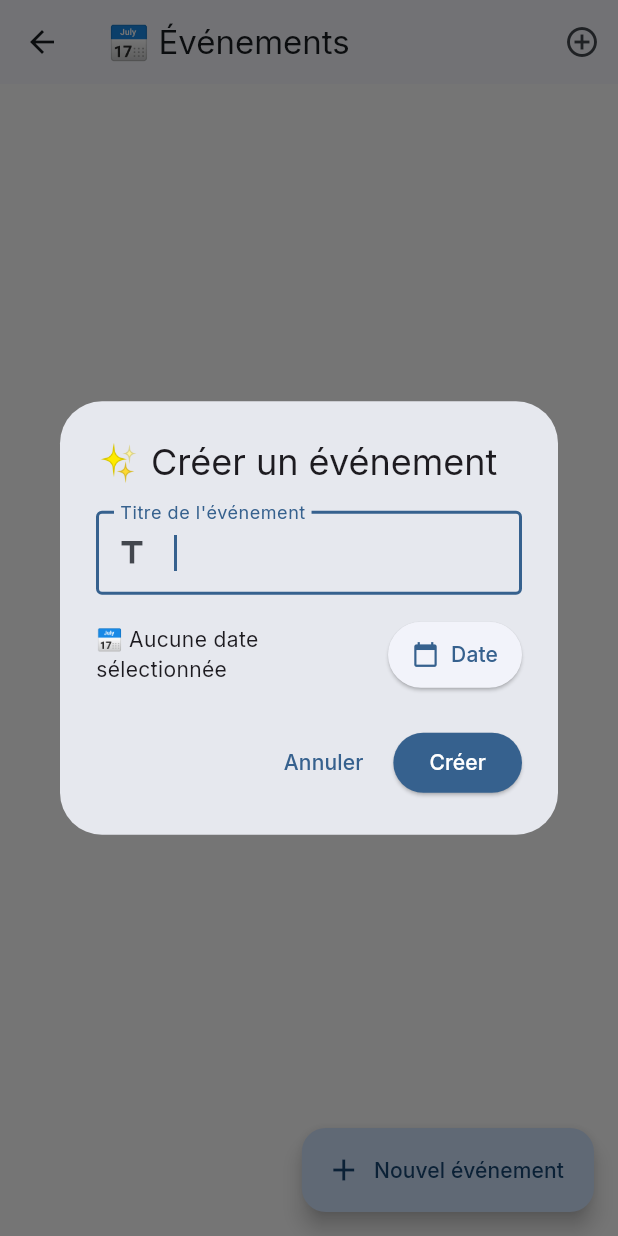
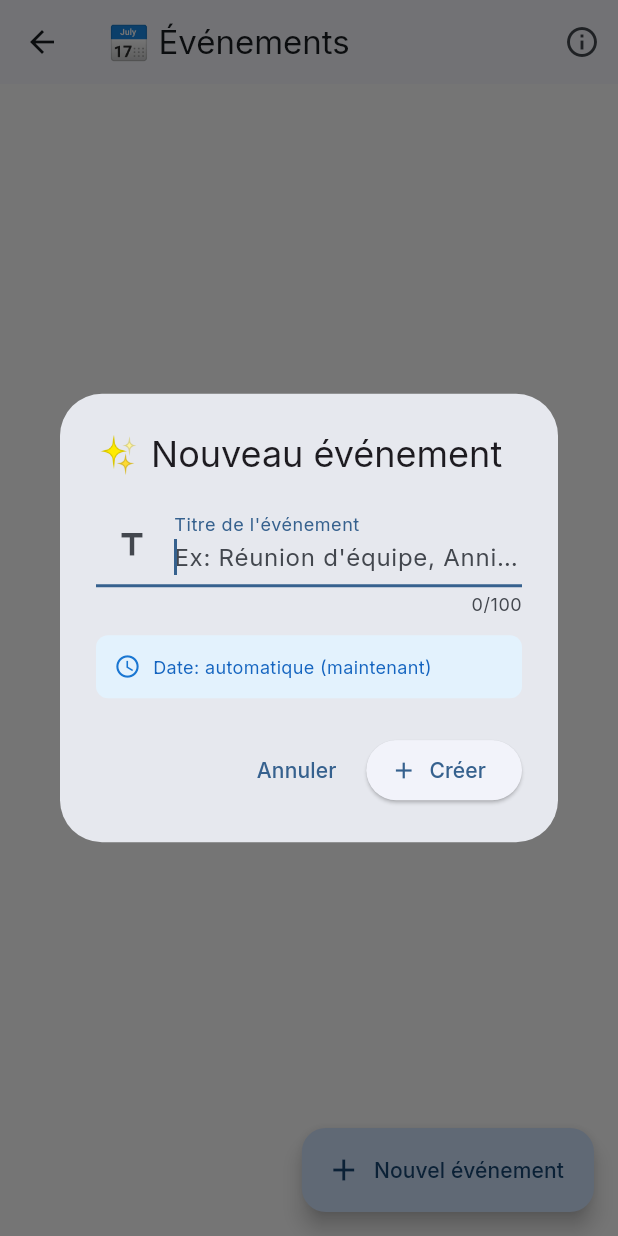
Before and after one commit to Bellox1/LiveEvent, a Flutter app: the EventsScreen screen opened directly, after a tap on "Nouvel événement", on a phone screen of 412 x 824 dp. Run offline on Flutter 3.47's test engine with Material 3 defaults, Android fonts, the phone set to English and light mode, and no system bars; our stand-ins replace google_fonts, supabase_flutter; accounts and stored records are empty.

Commit message:
changed date set manually to automatically on ceate event

```diff
--- a/lib/event.dart
+++ b/lib/event.dart
@@ -9,124 +9,155 @@ class EventsScreen extends StatefulWidget {
 }
 
 class _EventsScreenState extends State<EventsScreen> {
-  final _supabase = Supabase.instance.client;
-  late final Stream<List<Map<String, dynamic>>> _eventsStream;
+  final supabase = Supabase.instance.client;
+  late final RealtimeChannel _channel;
+
+  List<Map<String, dynamic>> _events = [];
+  bool _isLoading = true;
+  String? _error;
 
   @override
   void initState() {
     super.initState();
-    // 🔁 Stream temps réel : mise à jour automatique sans refresh
-    _eventsStream = _supabase
-        .from('events')
-        .stream(primaryKey: ['id'])
-        .order('date', ascending: true);
+    _fetchEvents();
+    _setupRealtimeSubscription();
   }
 
-  /// Crée un nouvel événement dans la table `events`
-  Future<void> _createEvent(String title, DateTime date) async {
-    final user = _supabase.auth.currentUser;
-    if (user == null) {
-      if (mounted) {
-        ScaffoldMessenger.of(context).showSnackBar(
-          const SnackBar(content: Text('Vous devez être connecté')),
-        );
-      }
-      return;
+  @override
+  void dispose() {
+    // Nettoyer l'abonnement pour éviter les fuites mémoire
+    _channel.unsubscribe();
+    super.dispose();
   }
 
+  /// 🔹 Récupère la liste des événements depuis Supabase
+  Future<void> _fetchEvents() async {
     try {
-      await _supabase.from('events').insert({
-        'title': title,
-        'date': date.toIso8601String(),
+      if (!mounted) return;
+      setState(() => _isLoading = true);
+
+      final response = await supabase
+          .from('events')
+          .select('''
+            id,
+            title,
+            date,
+            created_at,
+            created_by,
+            users ( email )
+          ''')
+          .order('date', ascending: false);
+
+      if (mounted) {
+        setState(() {
+          _events = List<Map<String, dynamic>>.from(response);
+          _isLoading = false;
+          _error = null;
+        });
+      }
+    } catch (e) {
+      if (mounted) {
+        setState(() {
+          _error = 'Erreur de chargement: ${e.toString()}';
+          _isLoading = false;
+        });
+      }
+    }
+  }
+
+  /// 🔹 Abonnement temps réel aux changements sur la table `events`
+  void _setupRealtimeSubscription() {
+    _channel = supabase.channel('public:events');
+
+    _channel
+      .onPostgresChanges(
+        event: PostgresChangeEvent.all,
+        schema: 'public',
+        table: 'events',
+        callback: (payload) {
+          // Mise à jour automatique de la liste à chaque changement
+          // Aucun bouton "rafraîchir" nécessaire ✨
+          _fetchEvents();
+        },
+      )
+      .subscribe((status, [error]) {
+        if (status == RealtimeSubscribeStatus.channelError) {
+          debugPrint('Erreur subscription realtime: $error');
+        }
+      });
+  }
+
+  /// 🔹 Crée un nouvel événement (date automatique = maintenant)
+  Future<void> _createEvent(String title) async {
+    try {
+      final user = supabase.auth.currentUser;
+      if (user == null) {
+        throw Exception('Utilisateur non authentifié');
+      }
+
+      await supabase.from('events').insert({
+        'title': title.trim(),
+        'date': DateTime.now().toIso8601String(), // 🎯 Date auto-générée
         'created_by': user.id,
       });
+
+      // La mise à jour temps réel gère le refresh ✅
+
     } catch (e) {
       if (mounted) {
         ScaffoldMessenger.of(context).showSnackBar(
-          SnackBar(content: Text('Erreur: $e')),
+          SnackBar(
+            content: Text('❌ ${e.toString()}'),
+            backgroundColor: Colors.red.shade400,
+            behavior: SnackBarBehavior.floating,
+          ),
         );
       }
     }
   }
 
-  /// Affiche le dialog de création d'événement
+  /// 🔹 Affiche le dialog de création d'événement
   void _showCreateEventDialog() {
     final titleController = TextEditingController();
-    DateTime? selectedDate;
 
     showDialog(
       context: context,
-      builder: (context) => StatefulBuilder(
-        builder: (context, setState) => AlertDialog(
-          title: const Text('✨ Créer un événement'),
+      builder: (context) => AlertDialog(
+        title: const Text('✨ Nouveau événement'),
         content: Column(
           mainAxisSize: MainAxisSize.min,
           children: [
-              // Champ titre
             TextField(
               controller: titleController,
               decoration: const InputDecoration(
                 labelText: 'Titre de l\'événement',
-                  border: OutlineInputBorder(),
+                hintText: 'Ex: Réunion d\'équipe, Anniversaire...',
                 prefixIcon: Icon(Icons.title),
               ),
               autofocus: true,
+              maxLength: 100,
+              onSubmitted: (_) => _submitEvent(titleController.text),
             ),
-              const SizedBox(height: 16),
-              // Sélecteur de date
-              Row(
+            const SizedBox(height: 12),
+            Container(
+              padding: const EdgeInsets.all(12),
+              decoration: BoxDecoration(
+                color: Colors.blue.shade50,
+                borderRadius: BorderRadius.circular(8),
+              ),
+              child: Row(
                 children: [
-                  Expanded(
-                    child: Text(
-                      selectedDate == null
-                          ? '📅 Aucune date sélectionnée'
-                          : '📅 ${_formatDate(selectedDate!)}',
-                      style: const TextStyle(fontSize: 14),
-                    ),
-                  ),
-                  ElevatedButton.icon(
-                    onPressed: () async {
-                      final picked = await showDatePicker(
-                        context: context,
-                        initialDate: DateTime.now(),
-                        firstDate: DateTime.now(),
-                        lastDate: DateTime(2100),
-                        builder: (context, child) {
-                          return Theme(
-                            data: Theme.of(context).copyWith(
-                              colorScheme: ColorScheme.light(
-                                primary: Theme.of(context).colorScheme.primary,
-                                onPrimary: Colors.white,
-                                surface: Colors.white,
-                                onSurface: Colors.black,
-                              ),
-                            ),
-                            child: child!,
-                          );
-                        },
-                      );
-                      if (picked != null) {
-                        // Ajout d'une heure par défaut (18h00)
-                        final withTime = DateTime(
-                          picked.year,
-                          picked.month,
-                          picked.day,
-                          18,
-                          0,
-                        );
-                        setState(() => selectedDate = withTime);
-                      }
-                    },
-                    icon: const Icon(Icons.calendar_today, size: 18),
-                    label: const Text('Date'),
-                    style: ElevatedButton.styleFrom(
-                      padding: const EdgeInsets.symmetric(
-                        horizontal: 16,
-                        vertical: 12,
-                      ),
+                  Icon(Icons.access_time, size: 18, color: Colors.blue.shade700),
+                  const SizedBox(width: 8),
+                  Text(
+                    'Date: automatique (maintenant)',
+                    style: TextStyle(
+                      color: Colors.blue.shade800,
+                      fontSize: 12,
                     ),
                   ),
                 ],
+              ),
             ),
           ],
         ),
@@ -135,40 +166,42 @@ class _EventsScreenState extends State<EventsScreen> {
             onPressed: () => Navigator.pop(context),
             child: const Text('Annuler'),
           ),
-            ElevatedButton(
-              onPressed: () async {
-                final title = titleController.text.trim();
-                if (title.isEmpty || selectedDate == null) {
+          ElevatedButton.icon(
+            onPressed: () => _submitEvent(titleController.text),
+            icon: const Icon(Icons.add, size: 18),
+            label: const Text('Créer'),
+          ),
+        ],
+      ),
+    );
+  }
+
+  void _submitEvent(String title) {
+    if (title.trim().length < 3) {
       ScaffoldMessenger.of(context).showSnackBar(
         const SnackBar(
-                      content: Text('⚠️ Veuillez remplir tous les champs'),
+          content: Text('Le titre doit contenir au moins 3 caractères'),
           backgroundColor: Colors.orange,
+          behavior: SnackBarBehavior.floating,
         ),
       );
       return;
     }
-                await _createEvent(title, selectedDate!);
-                if (mounted) Navigator.pop(context);
-              },
-              style: ElevatedButton.styleFrom(
-                backgroundColor: Theme.of(context).colorScheme.primary,
-                foregroundColor: Colors.white,
-              ),
-              child: const Text('Créer'),
-            ),
-          ],
-        ),
-      ),
-    );
+
+    Navigator.pop(context);
+    _createEvent(title);
   }
 
-  /// Formate la date pour l'affichage (FR)
-  String _formatDate(DateTime date) {
+  /// 🔹 Formattage lisible de la date
+  String _formatDate(String isoDate) {
+    final dateTime = DateTime.parse(isoDate);
     const months = [
-      '', 'Jan', 'Fév', 'Mar', 'Avr', 'Mai', 'Juin',
+      'Jan', 'Fév', 'Mar', 'Avr', 'Mai', 'Juin',
       'Juil', 'Aoû', 'Sep', 'Oct', 'Nov', 'Déc'
     ];
-    return '${date.day} ${months[date.month]} ${date.year} à ${date.hour.toString().padLeft(2, '0')}:${date.minute.toString().padLeft(2, '0')}';
+    return '${dateTime.day} ${months[dateTime.month - 1]} '
+        '${dateTime.year} • ${dateTime.hour.toString().padLeft(2, '0')}'
+        ':${dateTime.minute.toString().padLeft(2, '0')}';
   }
 
   @override
@@ -176,21 +209,28 @@ class _EventsScreenState extends State<EventsScreen> {
     return Scaffold(
       appBar: AppBar(
         title: const Text('📅 Événements'),
-        centerTitle: false,
+        elevation: 0,
         actions: [
-          // Bouton rapide pour créer (alternative au FAB)
           IconButton(
-            icon: const Icon(Icons.add_circle_outline),
-            onPressed: _showCreateEventDialog,
-            tooltip: 'Créer un événement',
+            icon: const Icon(Icons.info_outline),
+            onPressed: () => _showInfoDialog(),
+            tooltip: 'À propos',
           ),
         ],
       ),
-      body: StreamBuilder<List<Map<String, dynamic>>>(
-        stream: _eventsStream,
-        builder: (context, snapshot) {
-          // 🔄 État de chargement
-          if (snapshot.connectionState == ConnectionState.waiting) {
+      body: _buildBody(),
+      floatingActionButton: FloatingActionButton.extended(
+        onPressed: _showCreateEventDialog,
+        icon: const Icon(Icons.add),
+        label: const Text('Nouvel événement'),
+        tooltip: 'Créer un événement',
+      ),
+    );
+  }
+
+  /// 🔹 Widget principal du body avec gestion des états
+  Widget _buildBody() {
+    if (_isLoading && _events.isEmpty) {
       return const Center(
         child: Column(
           mainAxisAlignment: MainAxisAlignment.center,
@@ -203,182 +243,156 @@ class _EventsScreenState extends State<EventsScreen> {
       );
     }
 
-          // ❌ Gestion des erreurs
-          if (snapshot.hasError) {
+    if (_error != null && _events.isEmpty) {
       return Center(
+        child: Padding(
+          padding: const EdgeInsets.all(24),
           child: Column(
             mainAxisAlignment: MainAxisAlignment.center,
             children: [
-                  Icon(Icons.error_outline, size: 48, color: Colors.red[300]),
-                  const SizedBox(height: 12),
+              Icon(Icons.error_outline, size: 64, color: Colors.red.shade300),
+              const SizedBox(height: 16),
               Text(
-                    'Erreur de synchronisation',
+                _error!,
+                textAlign: TextAlign.center,
+                style: TextStyle(color: Colors.grey.shade700),
+              ),
+            ],
+          ),
+        ),
+      );
+    }
+
+    if (_events.isEmpty) {
+      return Center(
+        child: Padding(
+          padding: const EdgeInsets.all(32),
+          child: Column(
+            mainAxisAlignment: MainAxisAlignment.center,
+            children: [
+              Icon(Icons.event_busy, size: 64, color: Colors.grey.shade400),
+              const SizedBox(height: 20),
+              Text(
+                'Aucun événement pour le moment 👋',
                 style: TextStyle(
-                      color: Colors.red[700],
+                  fontSize: 16,
+                  color: Colors.grey.shade600,
+                ),
+                textAlign: TextAlign.center,
+              ),
+              const SizedBox(height: 24),
+              ElevatedButton.icon(
+                onPressed: _showCreateEventDialog,
+                icon: const Icon(Icons.add),
+                label: const Text('Créer le premier événement'),
+              ),
+            ],
+          ),
+        ),
+      );
+    }
+
+    // ✅ Liste des événements avec mise à jour temps réel
+    return ListView.builder(
+      padding: const EdgeInsets.fromLTRB(16, 8, 16, 80),
+      itemCount: _events.length,
+      itemBuilder: (context, index) {
+        final event = _events[index];
+        final creatorEmail = event['users']?['email'] ?? 'Utilisateur';
+
+        return Card(
+          margin: const EdgeInsets.only(bottom: 12),
+          elevation: 2,
+          shadowColor: Colors.blue.shade100,
+          child: ListTile(
+            contentPadding: const EdgeInsets.all(16),
+            title: Text(
+              event['title'],
+              style: const TextStyle(
+                fontWeight: FontWeight.w600,
+                fontSize: 16,
+              ),
+            ),
+            subtitle: Padding(
+              padding: const EdgeInsets.only(top: 8),
+              child: Column(
+                crossAxisAlignment: CrossAxisAlignment.start,
+                children: [
+                  Container(
+                    padding: const EdgeInsets.symmetric(
+                      horizontal: 10,
+                      vertical: 6,
+                    ),
+                    decoration: BoxDecoration(
+                      color: Colors.blue.shade50,
+                      borderRadius: BorderRadius.circular(20),
+                    ),
+                    child: Row(
+                      mainAxisSize: MainAxisSize.min,
+                      children: [
+                        Icon(Icons.calendar_today,
+                          size: 14,
+                          color: Colors.blue.shade700
+                        ),
+                        const SizedBox(width: 6),
+                        Text(
+                          _formatDate(event['date']),
+                          style: TextStyle(
+                            color: Colors.blue.shade800,
                             fontWeight: FontWeight.w500,
+                            fontSize: 13,
+                          ),
+                        ),
+                      ],
                     ),
                   ),
                   const SizedBox(height: 8),
+                  Row(
+                    children: [
+                      Icon(Icons.person_outline,
+                        size: 14,
+                        color: Colors.grey.shade600
+                      ),
+                      const SizedBox(width: 4),
                       Text(
-                    '${snapshot.error}',
-                    style: TextStyle(color: Colors.grey[600], fontSize: 12),
-                    textAlign: TextAlign.center,
+                        'Créé par: $creatorEmail',
+                        style: TextStyle(
+                          color: Colors.grey.shade600,
+                          fontSize: 12,
+                        ),
+                      ),
+                    ],
+                  ),
+                ],
+              ),
+            ),
+            isThreeLine: true,
+          ),
+        );
+      },
+    );
+  }
+
+  /// 🔹 Dialog d'information rapide
+  void _showInfoDialog() {
+    showDialog(
+      context: context,
+      builder: (_) => AlertDialog(
+        title: const Text('ℹ️ Synchronisation'),
+        content: const Text(
+          'Les événements se mettent à jour automatiquement en temps réel. '
+          'Aucun bouton "rafraîchir" nécessaire ! ✨\n\n'
+          '• Création: titre uniquement\n'
+          '• Date: définie automatiquement\n'
+          '• Mise à jour: instantanée sur tous les appareils',
+        ),
+        actions: [
+          TextButton(
+            onPressed: () => Navigator.pop(context),
+            child: const Text('Compris'),
           ),
         ],
       ),
     );
   }
-
-          // 📭 Liste vide
-          final events = snapshot.data ?? [];
-          if (events.isEmpty) {
-            return Center(
-              child: Column(
-                mainAxisAlignment: MainAxisAlignment.center,
-                children: [
-                  Icon(Icons.event_busy, size: 64, color: Colors.grey[400]),
-                  const SizedBox(height: 16),
-                  Text(
-                    'Aucun événement pour le moment',
-                    style: TextStyle(
-                      color: Colors.grey[600],
-                      fontSize: 16,
-                    ),
-                  ),
-                  const SizedBox(height: 8),
-                  Text(
-                    'Créez le premier ! 🎉',
-                    style: TextStyle(color: Colors.grey[500], fontSize: 14),
-                  ),
-                ],
-              ),
-            );
 }
-
-          // ✅ Liste des événements
-          return ListView.builder(
-            padding: const EdgeInsets.all(16),
-            itemCount: events.length,
-            itemBuilder: (context, index) {
-              final event = events[index];
-              final date = DateTime.parse(event['date']);
-              final isPast = date.isBefore(DateTime.now());
-
-              return Card(
-                margin: const EdgeInsets.only(bottom: 12),
-                elevation: 2,
-                shape: RoundedRectangleBorder(
-                  borderRadius: BorderRadius.circular(12),
-                  side: isPast
-                      ? BorderSide(color: Colors.grey[300]!)
-                      : BorderSide(color: Theme.of(context).colorScheme.primary.withOpacity(0.3)),
-                ),
-                child: ListTile(
-                  contentPadding: const EdgeInsets.symmetric(
-                    horizontal: 16,
-                    vertical: 8,
-                  ),
-                  leading: Container(
-                    padding: const EdgeInsets.all(8),
-                    decoration: BoxDecoration(
-                      color: isPast
-                          ? Colors.grey[100]
-                          : Theme.of(context).colorScheme.primaryContainer,
-                      borderRadius: BorderRadius.circular(10),
-                    ),
-                    child: Icon(
-                      isPast ? Icons.event_note : Icons.event_available,
-                      color: isPast
-                          ? Colors.grey[600]
-                          : Theme.of(context).colorScheme.onPrimaryContainer,
-                    ),
-                  ),
-                  title: Text(
-                    event['title'],
-                    style: TextStyle(
-                      fontWeight: FontWeight.w600,
-                      fontSize: 16,
-                      color: isPast ? Colors.grey[500] : null,
-                    ),
-                  ),
-                  subtitle: Padding(
-                    padding: const EdgeInsets.only(top: 4),
-                    child: Column(
-                      crossAxisAlignment: CrossAxisAlignment.start,
-                      children: [
-                        Row(
-                          children: [
-                            Icon(
-                              Icons.calendar_today,
-                              size: 14,
-                              color: Colors.grey[600],
-                            ),
-                            const SizedBox(width: 4),
-                            Text(
-                              _formatDate(date),
-                              style: TextStyle(
-                                color: Colors.grey[700],
-                                fontSize: 13,
-                              ),
-                            ),
-                          ],
-                        ),
-                        if (isPast) ...[
-                          const SizedBox(height: 4),
-                          Container(
-                            padding: const EdgeInsets.symmetric(
-                              horizontal: 8,
-                              vertical: 2,
-                            ),
-                            decoration: BoxDecoration(
-                              color: Colors.grey[200],
-                              borderRadius: BorderRadius.circular(4),
-                            ),
-                            child: const Text(
-                              'Terminé',
-                              style: TextStyle(
-                                fontSize: 11,
-                                color: Colors.grey,
-                                fontWeight: FontWeight.w500,
-                              ),
-                            ),
-                          ),
-                        ],
-                      ],
-                    ),
-                  ),
-                  trailing: Icon(
-                    Icons.chevron_right,
-                    color: Colors.grey[400],
-                  ),
-                  onTap: () {
-                    // 🎯 Future feature : détails de l'événement
-                    ScaffoldMessenger.of(context).showSnackBar(
-                      SnackBar(
-                        content: Text('Détails de "${event['title']}" à venir...'),
-                        duration: const Duration(seconds: 2),
-                      ),
-                    );
-                  },
-                ),
-              );
-            },
-          );
-        },
-      ),
-      floatingActionButton: FloatingActionButton.extended(
-        onPressed: _showCreateEventDialog,
-        icon: const Icon(Icons.add),
-        label: const Text('Nouvel événement'),
-        tooltip: 'Créer un événement',
-      ),
-    );
-  }
-
-  @override
-  void dispose() {
-    // Nettoyage des contrôleurs
-    // (le stream est géré automatiquement par Supabase/Flutter)
-    super.dispose();
-  }
-}
```
Lines whose indentation alone changed are shown as unchanged.
